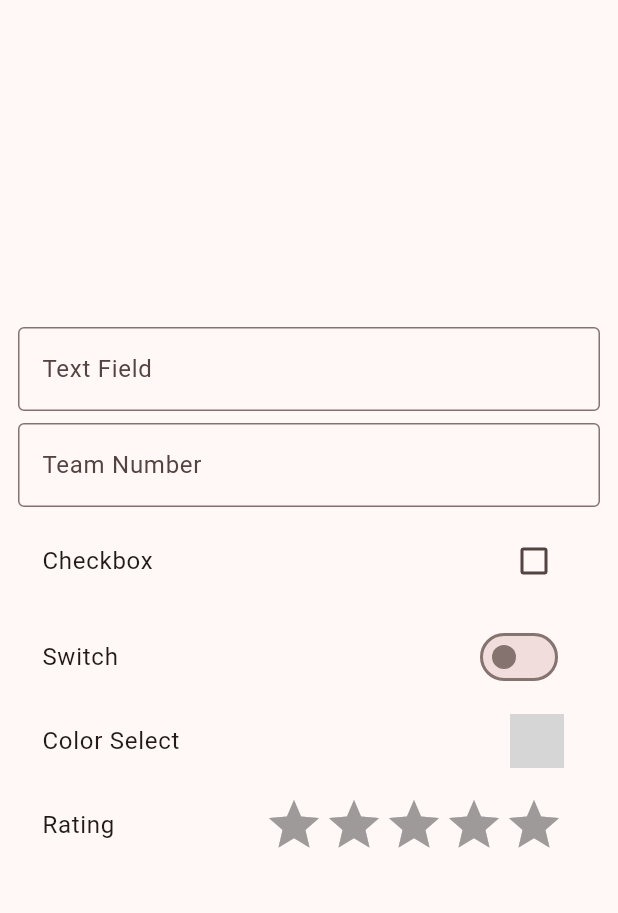
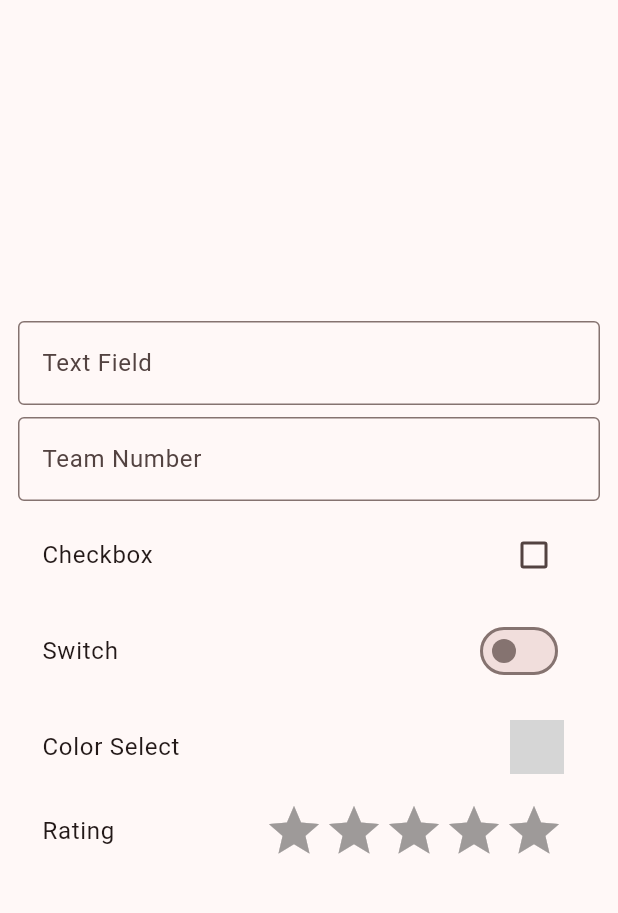
Before and after one commit to Mercs-MSA/2024_ScoutingDataCollection, a Flutter app: the screen it shows after launch, on a phone screen of 412 x 824 dp, the part 63-976 px from its top. Run offline on Flutter 3.47's test engine with Material 2 defaults, Android fonts, the phone set to English and light mode, and no system bars; drawn by our look-alikes of flutter_rating_bar; missing offline and left inert: flex_color_picker; grey boxes are pictures that could not be loaded.

Commit message:
Fix spacing

```diff
--- a/lib/main.dart
+++ b/lib/main.dart
@@ -93,6 +93,7 @@ class _FormAppPageState extends State<FormAppPage> {
                       switchIsToggled = newValue!;
                     });
                   }),
+              const SizedBox(height: 8.0),
               const ColorInput(
                 title: 'Color Select',
               ),
```
